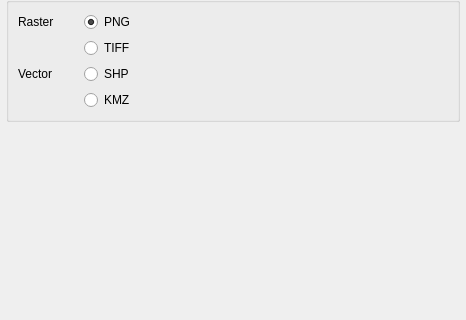
Before: the Qt Designer form geosys/ui/templates/geosys_dockwidget_base.ui in earthdaily/qgis-plugin, drawn with Qt 5; both pictures show x 0 to 466 and y 209 to 529 of the 466 by 657 pixel window.
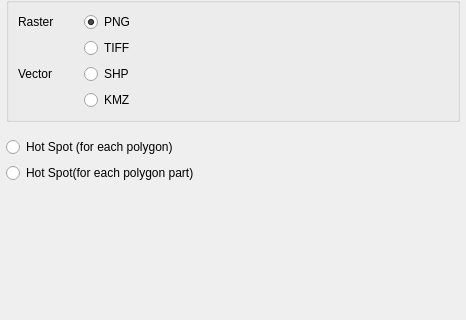
After: the same form once the commit is applied.

Commit message: added hotspots and their segments fetching

The edit to the form file:
```diff
--- a/geosys/ui/templates/geosys_dockwidget_base.ui
+++ b/geosys/ui/templates/geosys_dockwidget_base.ui
@@ -13,7 +13,7 @@
   <property name="minimumSize">
    <size>
     <width>466</width>
-    <height>477</height>
+    <height>506</height>
    </size>
   </property>
   <property name="windowTitle">
@@ -491,6 +491,35 @@
           </layout>
          </widget>
         </item>
+        <item>
+         <widget class="QFrame" name="frame">
+          <property name="frameShape">
+           <enum>QFrame::NoFrame</enum>
+          </property>
+          <property name="frameShadow">
+           <enum>QFrame::Raised</enum>
+          </property>
+          <layout class="QVBoxLayout" name="verticalLayout_6">
+           <property name="leftMargin">
+            <number>0</number>
+           </property>
+           <item>
+            <widget class="QRadioButton" name="hotspot_polygon_form">
+             <property name="text">
+              <string>Hot Spot (for each polygon)</string>
+             </property>
+            </widget>
+           </item>
+           <item>
+            <widget class="QRadioButton" name="hotspot_polygon_part_form">
+             <property name="text">
+              <string>Hot Spot(for each polygon part)</string>
+             </property>
+            </widget>
+           </item>
+          </layout>
+         </widget>
+        </item>
         <item>
          <spacer name="verticalSpacer_2">
           <property name="orientation">
```
The commit also changes 4 other files.
